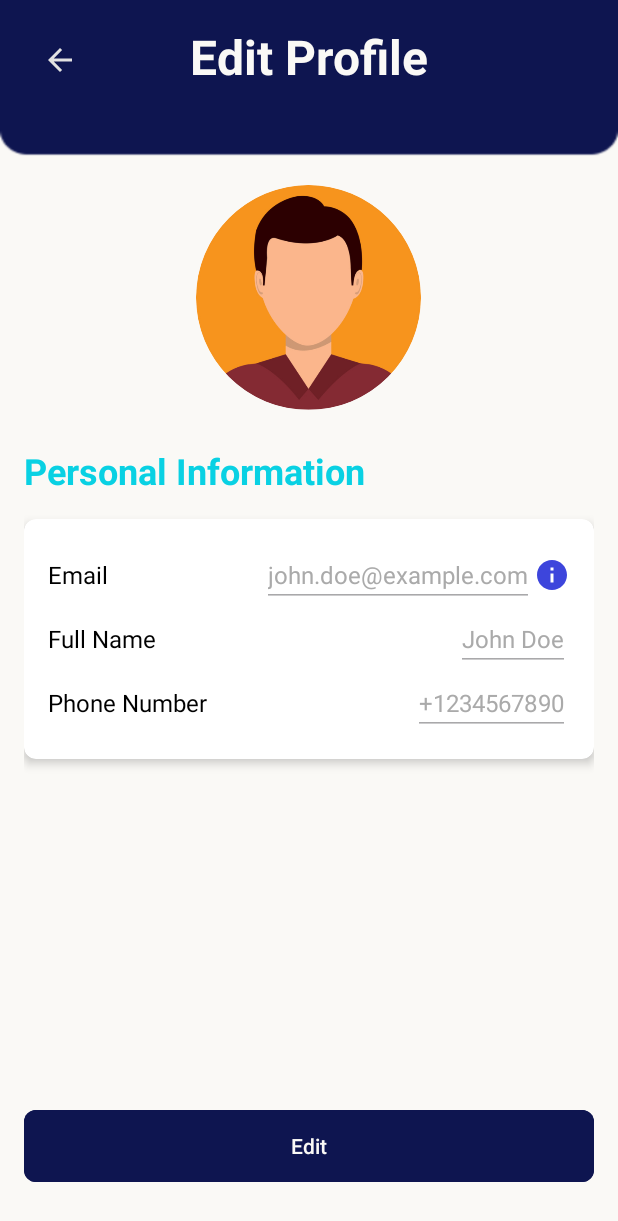
After one commit to Elgen19/SmartCity, an Android app: the EditProfileActivity screen opened directly, with no data from a screen before it, on a phone screen of 412 x 824 dp. The commit adds this screen. Shown: the top 1221 px of the screen. Run offline under Robolectric (Android 15) with nearby library versions, the phone set to English and light mode, and no system bars; our stand-ins replace CircleImageView, Firebase (no records; nobody signed in at launch, a user with empty details on screens opened directly).

Commit message:
added edit profile feature (profile pic still in progree)

```diff
--- a/app/build.gradle.kts
+++ b/app/build.gradle.kts
@@ -65,5 +65,6 @@ dependencies {
     implementation (libs.firebase.auth)
     implementation (libs.firebase.database.ktx)
     implementation (libs.play.services.auth)
+    implementation (libs.circleimageview)
 
 }
--- a/app/src/main/AndroidManifest.xml
+++ b/app/src/main/AndroidManifest.xml
@@ -14,6 +14,9 @@
         android:supportsRtl="true"
         android:theme="@style/Theme.SmartCity"
         tools:targetApi="31">
+        <activity
+            android:name=".EditProfileActivity"
+            android:exported="false" />
         <activity
             android:name=".ForgotPasswordActivity"
             android:exported="false" />
--- /dev/null
+++ b/app/src/main/java/com/elgenium/smartcity/EditProfileActivity.kt
@@ -0,0 +1,150 @@
+package com.elgenium.smartcity
+
+import android.annotation.SuppressLint
+import android.content.Intent
+import android.os.Bundle
+import android.widget.Toast
+import androidx.appcompat.app.AppCompatActivity
+import com.elgenium.smartcity.databinding.ActivityEditProfileBinding
+import com.google.firebase.auth.FirebaseAuth
+import com.google.firebase.database.DataSnapshot
+import com.google.firebase.database.DatabaseError
+import com.google.firebase.database.DatabaseReference
+import com.google.firebase.database.FirebaseDatabase
+import com.google.firebase.database.ValueEventListener
+
+class EditProfileActivity : AppCompatActivity() {
+
+    private lateinit var binding: ActivityEditProfileBinding
+    private lateinit var databaseReference: DatabaseReference
+    private lateinit var auth: FirebaseAuth
+    private var isEditable: Boolean = false
+
+    @SuppressLint("ClickableViewAccessibility")
+    override fun onCreate(savedInstanceState: Bundle?) {
+        super.onCreate(savedInstanceState)
+        binding = ActivityEditProfileBinding.inflate(layoutInflater)
+        setContentView(binding.root)
+
+        auth = FirebaseAuth.getInstance()
+        databaseReference = FirebaseDatabase.getInstance().getReference("Users")
+
+        loadUserData()
+
+        binding.backButton.setOnClickListener {
+            startActivity(Intent(this, ProfileActivity::class.java))
+            finish()
+        }
+
+        binding.editButton.setOnClickListener {
+            if (isEditable) {
+                // Validate input fields when saving changes
+                if (validateFields()) {
+                    saveUserData()
+                }
+            } else {
+                // Toggle edit mode
+                toggleEditFields()
+            }
+        }
+
+        binding.emailInfoButton.setOnClickListener {
+            Toast.makeText(this, "The email address cannot be edited.", Toast.LENGTH_SHORT).show()
+        }
+
+
+    }
+
+    private fun loadUserData() {
+        val currentUser = auth.currentUser
+        currentUser?.let {
+            val userId = currentUser.uid
+            databaseReference.child(userId).addListenerForSingleValueEvent(object : ValueEventListener {
+                override fun onDataChange(snapshot: DataSnapshot) {
+                    if (snapshot.exists()) {
+                        val fullName = snapshot.child("fullName").getValue(String::class.java)
+                        val email = snapshot.child("email").getValue(String::class.java)
+                        val phone = snapshot.child("phoneNumber").getValue(String::class.java)
+
+                        binding.fullNameValue.setText(fullName)
+                        binding.emailValue.setText(email)
+                        binding.phoneValue.setText(phone)
+                    }
+                }
+
+                override fun onCancelled(error: DatabaseError) {
+                    // Handle possible errors
+                }
+            })
+        }
+    }
+
+
+    private fun toggleEditFields() {
+        isEditable = !isEditable
+
+        binding.fullNameValue.isEnabled = isEditable
+        binding.phoneValue.isEnabled = isEditable
+
+        if (isEditable) {
+            binding.editButton.text = getString(R.string.save_changes)
+            binding.fullNameValue.setTextColor(resources.getColor(R.color.gray, null))
+            binding.phoneValue.setTextColor(resources.getColor(R.color.gray, null))
+        } else {
+            binding.editButton.text = getString(R.string.edit)
+            binding.fullNameValue.setTextColor(resources.getColor(R.color.dark_gray, null))
+            binding.phoneValue.setTextColor(resources.getColor(R.color.dark_gray, null))
+        }
+    }
+
+    private fun validateFields(): Boolean {
+        val fullName = binding.fullNameValue.text.toString().trim()
+        val email = binding.emailValue.text.toString().trim()
+        val phone = binding.phoneValue.text.toString().trim()
+
+        if (fullName.isEmpty() || email.isEmpty() || phone.isEmpty()) {
+            // Show error or toast message
+            showToast("Please fill in all required fields.")
+            return false
+        }
+
+        if (phone != "Not Available" && !isValidPhoneNumber(phone)) {
+            // Show error or toast message
+            showToast("Please enter a valid phone number or write Not Available.")
+            return false
+        }
+
+        return true
+    }
+
+    private fun isValidPhoneNumber(phone: String): Boolean {
+        // Check if phone number starts with "09" and is 11 digits long
+        return phone.matches("^09\\d{9}$".toRegex())
+    }
+
+    private fun showToast(message: String) {
+        Toast.makeText(this, message, Toast.LENGTH_SHORT).show()
+    }
+
+    private fun saveUserData() {
+        val userId = auth.currentUser?.uid ?: return
+        val fullName = binding.fullNameValue.text.toString().trim()
+        val email = binding.emailValue.text.toString().trim()
+        val phone = binding.phoneValue.text.toString().trim()
+
+        val userMap = mapOf(
+            "fullName" to fullName,
+            "email" to email,
+            "phoneNumber" to phone
+        )
+
+        databaseReference.child(userId).updateChildren(userMap).addOnCompleteListener { task ->
+            if (task.isSuccessful) {
+                showToast("Profile updated successfully.")
+                toggleEditFields() // Switch back to non-edit mode
+            } else {
+                showToast("Failed to update profile.")
+            }
+        }
+    }
+}
--- a/app/src/main/java/com/elgenium/smartcity/ProfileActivity.kt
+++ b/app/src/main/java/com/elgenium/smartcity/ProfileActivity.kt
@@ -30,6 +30,10 @@ class ProfileActivity : AppCompatActivity() {
         binding.logoutButton.setOnClickListener {
             signOut()
         }
+
+        binding.profileCard.setOnClickListener{
+            startActivity(Intent(this, EditProfileActivity::class.java))
+        }
     }
 
     private fun signOut() {
--- /dev/null
+++ b/app/src/main/res/drawable/baseline_done_24.xml
@@ -0,0 +1,5 @@
+<vector xmlns:android="http://schemas.android.com/apk/res/android" android:height="24dp" android:tint="#315E3C" android:viewportHeight="24" android:viewportWidth="24" android:width="24dp">
+
+    <path android:fillColor="@android:color/white" android:pathData="M9,16.2L4.8,12l-1.4,1.4L9,19 21,7l-1.4,-1.4L9,16.2z"/>
+
+</vector>
--- /dev/null
+++ b/app/src/main/res/drawable/baseline_edit_24.xml
@@ -0,0 +1,5 @@
+<vector xmlns:android="http://schemas.android.com/apk/res/android" android:height="24dp" android:tint="#09D1E3" android:viewportHeight="24" android:viewportWidth="24" android:width="24dp">
+
+    <path android:fillColor="@android:color/white" android:pathData="M3,17.25V21h3.75L17.81,9.94l-3.75,-3.75L3,17.25zM20.71,7.04c0.39,-0.39 0.39,-1.02 0,-1.41l-2.34,-2.34c-0.39,-0.39 -1.02,-0.39 -1.41,0l-1.83,1.83 3.75,3.75 1.83,-1.83z"/>
+
+</vector>
--- /dev/null
+++ b/app/src/main/res/drawable/baseline_info_24.xml
@@ -0,0 +1,5 @@
+<vector xmlns:android="http://schemas.android.com/apk/res/android" android:height="24dp" android:tint="#3D45DC" android:viewportHeight="24" android:viewportWidth="24" android:width="24dp">
+
+    <path android:fillColor="@android:color/white" android:pathData="M12,2C6.48,2 2,6.48 2,12s4.48,10 10,10 10,-4.48 10,-10S17.52,2 12,2zM13,17h-2v-6h2v6zM13,9h-2L11,7h2v2z"/>
+
+</vector>
--- /dev/null
+++ b/app/src/main/res/layout/activity_edit_profile.xml
@@ -0,0 +1,201 @@
+<RelativeLayout
+    xmlns:android="http://schemas.android.com/apk/res/android"
+    xmlns:app="http://schemas.android.com/apk/res-auto"
+    xmlns:tools="http://schemas.android.com/tools"
+    android:layout_width="match_parent"
+    android:layout_height="match_parent"
+    android:padding="16dp"
+    android:background="@drawable/backdraft2">
+
+    <!-- Back Button -->
+    <ImageButton
+        android:id="@+id/backButton"
+        android:layout_width="48dp"
+        android:layout_height="48dp"
+        android:layout_alignParentStart="true"
+        android:layout_alignParentTop="true"
+        android:background="?attr/selectableItemBackgroundBorderless"
+        android:src="@drawable/baseline_arrow_back_24"
+        android:contentDescription="@string/back"
+        app:tint="@color/neutral_color" />
+
+    <!-- Title TextView -->
+    <TextView
+        android:id="@+id/titleTextView"
+        android:layout_width="wrap_content"
+        android:layout_height="wrap_content"
+        android:layout_centerHorizontal="true"
+        android:layout_alignTop="@id/backButton"
+        android:layout_marginStart="8dp"
+        android:text="@string/edit_profile"
+        android:textStyle="bold"
+        android:textColor="@color/primary_color"
+        android:textSize="32sp" />
+
+    <!-- Profile Picture -->
+    <de.hdodenhof.circleimageview.CircleImageView
+        android:id="@+id/profileImageView"
+        android:layout_width="150dp"
+        android:layout_height="150dp"
+        android:layout_below="@id/titleTextView"
+        android:layout_centerHorizontal="true"
+        android:layout_marginTop="64dp"
+        android:src="@drawable/male" />
+
+    <!-- Personal Information Title -->
+    <TextView
+        android:id="@+id/personalInfoTitle"
+        android:layout_width="wrap_content"
+        android:layout_height="wrap_content"
+        android:layout_below="@id/profileImageView"
+        android:layout_marginTop="24dp"
+        android:text="@string/personal_information"
+        android:textColor="@color/brand_color"
+        android:textSize="24sp"
+        android:textStyle="bold"
+        tools:ignore="TextContrastCheck" />
+
+    <!-- Card for Personal Information -->
+    <androidx.cardview.widget.CardView
+        android:id="@+id/personalInfoCard"
+        android:layout_width="match_parent"
+        android:layout_height="wrap_content"
+        android:layout_below="@id/personalInfoTitle"
+        android:layout_marginTop="16dp"
+        app:cardCornerRadius="8dp"
+        app:cardElevation="4dp">
+
+        <LinearLayout
+            android:layout_width="match_parent"
+            android:layout_height="wrap_content"
+            android:orientation="vertical"
+            android:padding="16dp">
+
+            <!-- Email Row -->
+            <RelativeLayout
+                android:layout_width="match_parent"
+                android:layout_height="wrap_content">
+
+                <TextView
+                    android:id="@+id/emailLabel"
+                    android:layout_width="wrap_content"
+                    android:layout_height="wrap_content"
+                    android:layout_alignParentStart="true"
+                    android:text="@string/email"
+                    android:layout_centerVertical="true"
+                    android:textColor="@android:color/black"
+                    android:textSize="16sp"
+                    tools:ignore="RelativeOverlap" />
+
+                <EditText
+                    android:id="@+id/emailValue"
+                    android:layout_width="wrap_content"
+                    android:layout_height="wrap_content"
+                    android:layout_centerVertical="true"
+                    android:layout_toStartOf="@+id/emailInfoButton"
+                    android:enabled="false"
+                    android:importantForAutofill="no"
+                    android:inputType="textEmailAddress"
+                    android:text="@string/john_doe_example_com"
+                    android:textColor="@color/dark_gray"
+                    android:textSize="16sp"
+                    tools:ignore="LabelFor,RelativeOverlap,TouchTargetSizeCheck,TextContrastCheck" />
+
+                <ImageButton
+                    android:id="@+id/emailInfoButton"
+                    android:layout_width="wrap_content"
+                    android:layout_height="wrap_content"
+                    android:layout_alignParentEnd="true"
+                    android:layout_centerVertical="true"
+                    android:background="?attr/selectableItemBackgroundBorderless"
+                    android:importantForAccessibility="no"
+                    android:src="@drawable/baseline_info_24"
+                    tools:ignore="TouchTargetSizeCheck" />
+
+            </RelativeLayout>
+
+            <!-- Full Name Row -->
+            <RelativeLayout
+                android:layout_width="match_parent"
+                android:layout_height="wrap_content">
+
+                <TextView
+                    android:id="@+id/fullNameLabel"
+                    android:layout_width="wrap_content"
+                    android:layout_height="wrap_content"
+                    android:layout_alignParentStart="true"
+                    android:layout_centerVertical="true"
+                    android:importantForAutofill="no"
+                    android:text="@string/full_name"
+                    android:textColor="@android:color/black"
+                    android:textSize="16sp"
+                    tools:ignore="RelativeOverlap" />
+
+                <EditText
+                    android:id="@+id/fullNameValue"
+                    android:layout_width="wrap_content"
+                    android:layout_height="wrap_content"
+                    android:layout_alignParentEnd="true"
+                    android:layout_centerVertical="true"
+                    android:enabled="false"
+                    android:focusable="true"
+                    android:importantForAutofill="no"
+                    android:inputType="text"
+                    android:focusableInTouchMode="true"
+                    android:text="@string/john_doe"
+                    android:textColor="@color/dark_gray"
+                    android:textSize="16sp"
+                    tools:ignore="LabelFor,RelativeOverlap,TouchTargetSizeCheck" />
+            </RelativeLayout>
+
+            <!-- Phone Number Row -->
+            <RelativeLayout
+                android:layout_width="match_parent"
+                android:layout_height="wrap_content">
+
+                <TextView
+                    android:id="@+id/phoneLabel"
+                    android:layout_width="wrap_content"
+                    android:layout_height="wrap_content"
+                    android:layout_alignParentStart="true"
+                    android:importantForAutofill="no"
+                    android:text="@string/phone_number"
+                    android:layout_centerVertical="true"
+                    android:textColor="@android:color/black"
+                    android:textSize="16sp" />
+
+                <EditText
+                    android:id="@+id/phoneValue"
+                    android:layout_width="wrap_content"
+                    android:layout_height="wrap_content"
+                    android:layout_alignParentEnd="true"
+                    android:layout_centerVertical="true"
+                    android:enabled="false"
+                    android:focusable="true"
+                    android:focusableInTouchMode="true"
+                    android:importantForAutofill="no"
+                    android:inputType="phone"
+                    android:text="@string/_1234567890"
+                    android:textColor="@color/dark_gray"
+                    android:textSize="16sp"
+                    tools:ignore="LabelFor,RelativeOverlap,TouchTargetSizeCheck" />
+            </RelativeLayout>
+
+        </LinearLayout>
+    </androidx.cardview.widget.CardView>
+
+    <!-- Save Button -->
+    <com.google.android.material.button.MaterialButton
+        android:id="@+id/editButton"
+        android:layout_width="match_parent"
+        android:layout_height="56dp"
+        android:layout_alignParentBottom="true"
+        android:text="@string/edit"
+        android:textColor="@color/primary_color"
+        android:backgroundTint="@color/secondary_color"
+        app:cornerRadius="8dp"
+        android:layout_marginTop="16dp"
+        android:layout_marginBottom="16dp"
+        tools:ignore="VisualLintButtonSize" />
+
+</RelativeLayout>
--- a/app/src/main/res/values/colors.xml
+++ b/app/src/main/res/values/colors.xml
@@ -9,5 +9,6 @@
     <color name="neutral_color">#E2E2E2</color>
     <color name="red">#701313</color>
     <color name="green">#49B153</color>
+    <color name="dark_gray">#AAAAAA</color>
 
 </resources>
--- a/app/src/main/res/values/strings.xml
+++ b/app/src/main/res/values/strings.xml
@@ -20,5 +20,20 @@
     <string name="supporting_text">Enter the email address associated with your account and we\'ll send an email with instructions to reset your password.</string>
     <string name="submit">Submit</string>
     <string name="reset_password">Reset Password</string>
+    <string name="edit_profile_settings">Edit profile settings</string>
+    <string name="back">Back</string>
+    <string name="profile">Profile</string>
+    <string name="todo">TODO</string>
+    <string name="logout">Logout</string>
+    <string name="save">Save</string>
+    <string name="personal_information">Personal Information</string>
+    <string name="edit">Edit</string>
+    <string name="save_changes">Save Changes</string>
+    <string name="john_doe_example_com">john.doe@example.com</string>
+    <string name="full_name">Full Name</string>
+    <string name="john_doe">John Doe</string>
+    <string name="_1234567890">+1234567890</string>
+    <string name="edit_profile">Edit Profile</string>
+    <string name="phone_number">Phone Number</string>
 
 </resources>
--- a/gradle/libs.versions.toml
+++ b/gradle/libs.versions.toml
@@ -1,5 +1,6 @@
 [versions]
 agp = "8.5.0"
+circleimageview = "3.1.0"
 firebaseAuth = "23.0.0"
 firebaseBom = "33.1.2"
 firebaseDatabaseKtx = "21.0.0"
@@ -19,6 +20,7 @@ viewpager2 = "1.1.0"
 [libraries]
 androidx-core-ktx = { group = "androidx.core", name = "core-ktx", version.ref = "coreKtx" }
 androidx-viewpager2 = { module = "androidx.viewpager2:viewpager2", version.ref = "viewpager2" }
+circleimageview = { module = "de.hdodenhof:circleimageview", version.ref = "circleimageview" }
 firebase-auth = { module = "com.google.firebase:firebase-auth", version.ref = "firebaseAuth" }
 firebase-bom = { module = "com.google.firebase:firebase-bom", version.ref = "firebaseBom" }
 firebase-database-ktx = { module = "com.google.firebase:firebase-database-ktx", version.ref = "firebaseDatabaseKtx" }
```
Also changed, not shown: app/src/main/res/layout/activity_profile.xml (+88 -5 lines), app/src/main/res/drawable/backdraft2.png (added), app/src/main/res/drawable/edit.png (added), app/src/main/res/drawable/female.png (added), app/src/main/res/drawable/go.png (added), app/src/main/res/drawable/male.png (added), app/src/main/res/drawable/person.png (added).
